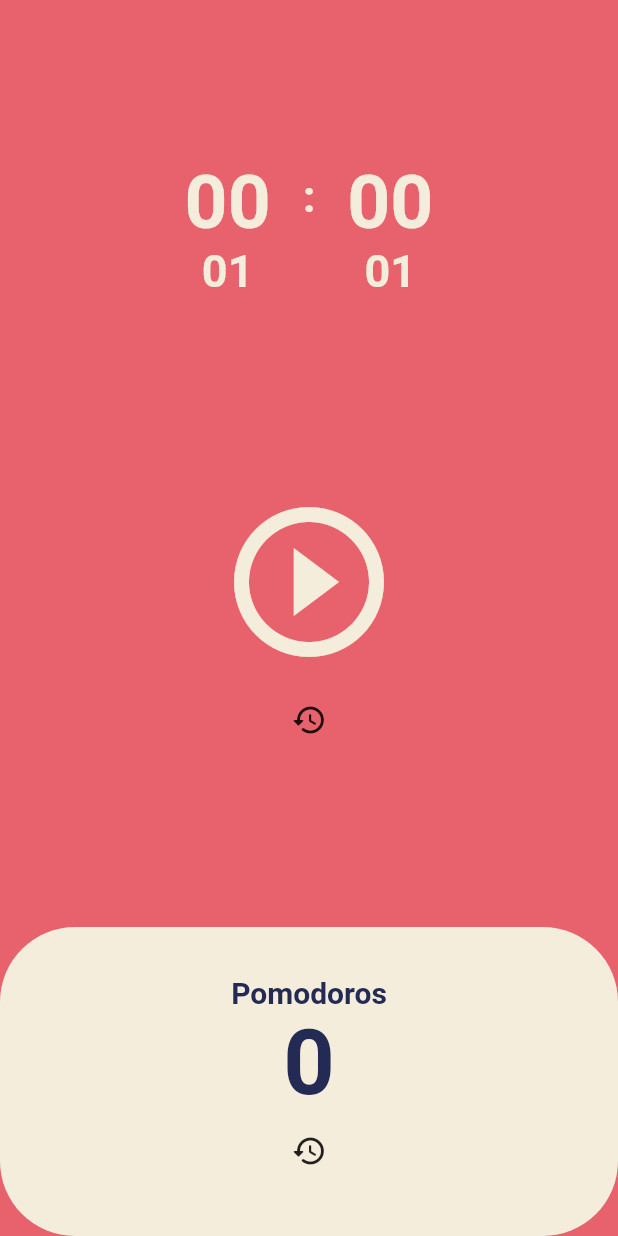
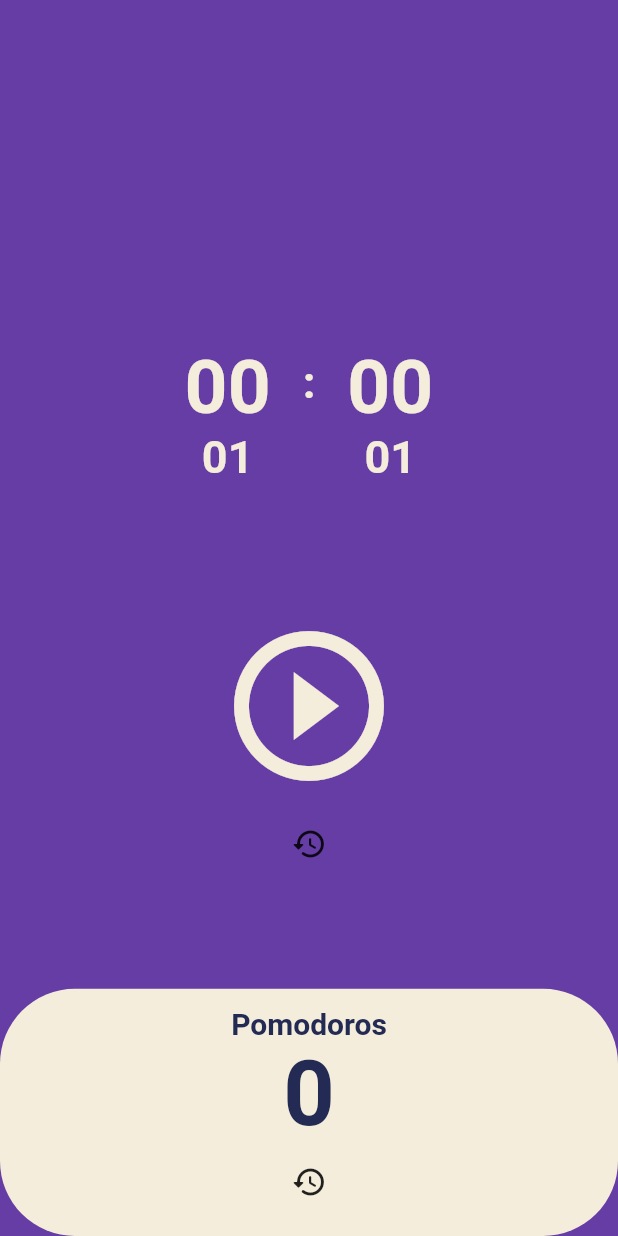
Before and after one commit to KihaJeong1994/pomodoro, a Flutter app: the screen it shows after launch, on a phone screen of 412 x 824 dp. Run offline on Flutter 3.47's test engine with Material 2 defaults, Android fonts, the phone set to English and light mode, and no system bars; drawn by our look-alikes of numberpicker.

Commit message:
change color and ratio

```diff
--- a/lib/main.dart
+++ b/lib/main.dart
@@ -10,7 +10,7 @@ class Pomodoro extends StatelessWidget {
   Widget build(BuildContext context) {
     return MaterialApp(
       theme: ThemeData(
-        backgroundColor: const Color(0xFFE7626C),
+        backgroundColor: Color.fromARGB(255, 101, 61, 165),
         textTheme: const TextTheme(
           headline1: TextStyle(
             color: Color(0xFF232B55),
--- a/lib/screens/home_screen.dart
+++ b/lib/screens/home_screen.dart
@@ -82,7 +82,7 @@ class _HomeScreenState extends State<HomeScreen> {
       body: Column(
         children: [
           Flexible(
-            flex: 1,
+            flex: 2,
             child: Container(
               alignment: Alignment.bottomCenter,
               child: isRunning
```
